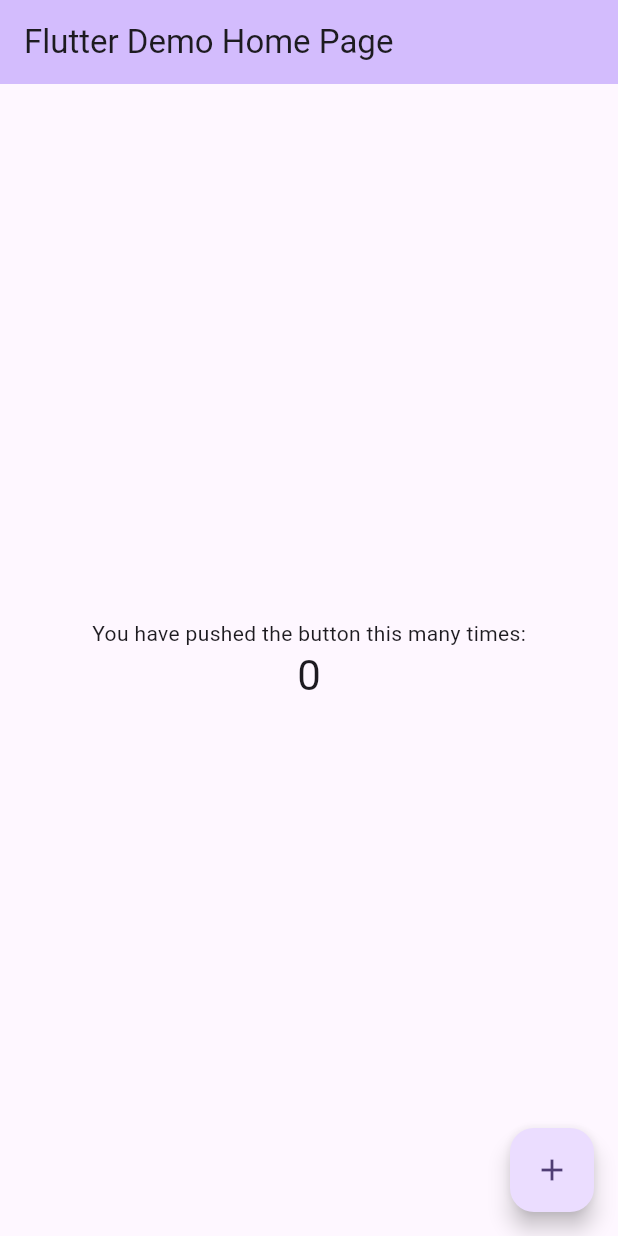
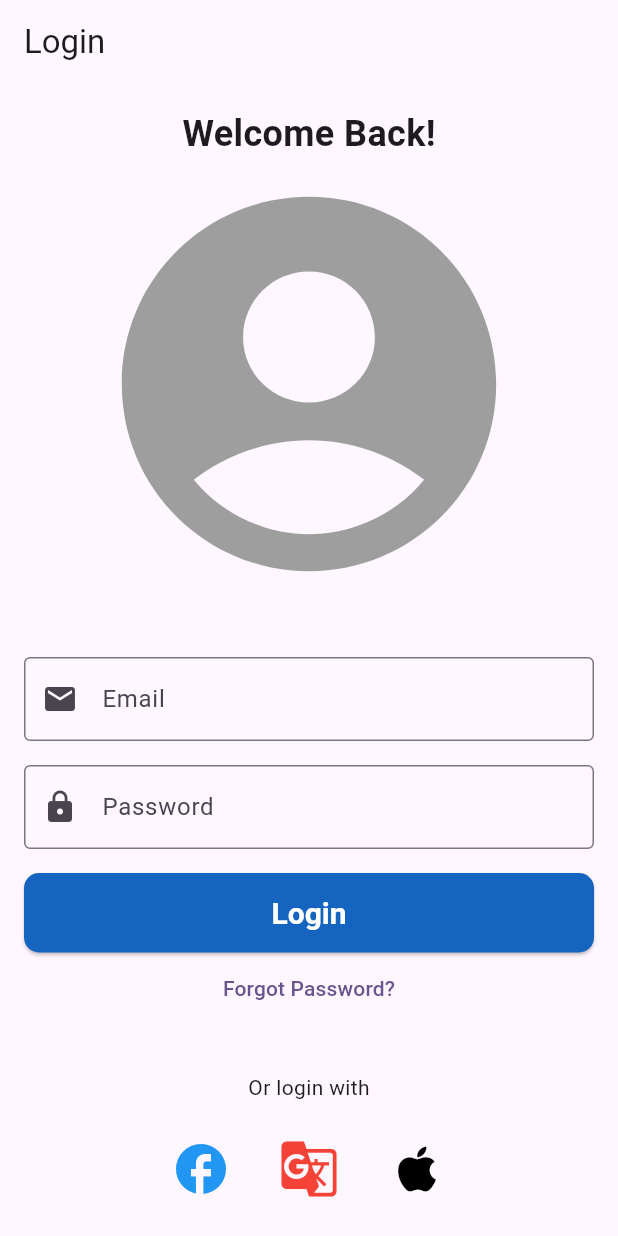
Before and after one commit to methjaya/UtilityScripts, a Flutter app: the screen it shows after launch, on a phone screen of 412 x 824 dp. Run offline on Flutter 3.47's test engine with Material 3 defaults, Android fonts, the light colour scheme and no system bars.

Commit message:
create a login screen

```diff
--- a/Flutter/gapp/lib/main.dart
+++ b/Flutter/gapp/lib/main.dart
@@ -1,4 +1,5 @@
 import 'package:flutter/material.dart';
+import 'package:gapp/screens/login_screen/login.dart';
 
 void main() {
   runApp(const MyApp());
@@ -11,115 +12,13 @@
   @override
   Widget build(BuildContext context) {
     return MaterialApp(
+      debugShowCheckedModeBanner: false,
       title: 'Flutter Demo',
       theme: ThemeData(
-        // This is the theme of your application.
-        //
-        // TRY THIS: Try running your application with "flutter run". You'll see
-        // the application has a purple toolbar. Then, without quitting the app,
-        // try changing the seedColor in the colorScheme below to Colors.green
-        // and then invoke "hot reload" (save your changes or press the "hot
-        // reload" button in a Flutter-supported IDE, or press "r" if you used
-        // the command line to start the app).
-        //
-        // Notice that the counter didn't reset back to zero; the application
-        // state is not lost during the reload. To reset the state, use hot
-        // restart instead.
-        //
-        // This works for code too, not just values: Most code changes can be
-        // tested with just a hot reload.
         colorScheme: ColorScheme.fromSeed(seedColor: Colors.deepPurple),
         useMaterial3: true,
       ),
-      home: const MyHomePage(title: 'Flutter Demo Home Page'),
+      home: LoginScreen(),
     );
   }
 }
-
-class MyHomePage extends StatefulWidget {
-  const MyHomePage({super.key, required this.title});
-
-  // This widget is the home page of your application. It is stateful, meaning
-  // that it has a State object (defined below) that contains fields that affect
-  // how it looks.
-
-  // This class is the configuration for the state. It holds the values (in this
-  // case the title) provided by the parent (in this case the App widget) and
-  // used by the build method of the State. Fields in a Widget subclass are
-  // always marked "final".
-
-  final String title;
-
-  @override
-  State<MyHomePage> createState() => _MyHomePageState();
-}
-
-class _MyHomePageState extends State<MyHomePage> {
-  int _counter = 0;
-
-  void _incrementCounter() {
-    setState(() {
-      // This call to setState tells the Flutter framework that something has
-      // changed in this State, which causes it to rerun the build method below
-      // so that the display can reflect the updated values. If we changed
-      // _counter without calling setState(), then the build method would not be
-      // called again, and so nothing would appear to happen.
-      _counter++;
-    });
-  }
-
-  @override
-  Widget build(BuildContext context) {
-    // This method is rerun every time setState is called, for instance as done
-    // by the _incrementCounter method above.
-    //
-    // The Flutter framework has been optimized to make rerunning build methods
-    // fast, so that you can just rebuild anything that needs updating rather
-    // than having to individually change instances of widgets.
-    return Scaffold(
-      appBar: AppBar(
-        // TRY THIS: Try changing the color here to a specific color (to
-        // Colors.amber, perhaps?) and trigger a hot reload to see the AppBar
-        // change color while the other colors stay the same.
-        backgroundColor: Theme.of(context).colorScheme.inversePrimary,
-        // Here we take the value from the MyHomePage object that was created by
-        // the App.build method, and use it to set our appbar title.
-        title: Text(widget.title),
-      ),
-      body: Center(
-        // Center is a layout widget. It takes a single child and positions it
-        // in the middle of the parent.
-        child: Column(
-          // Column is also a layout widget. It takes a list of children and
-          // arranges them vertically. By default, it sizes itself to fit its
-          // children horizontally, and tries to be as tall as its parent.
-          //
-          // Column has various properties to control how it sizes itself and
-          // how it positions its children. Here we use mainAxisAlignment to
-          // center the children vertically; the main axis here is the vertical
-          // axis because Columns are vertical (the cross axis would be
-          // horizontal).
-          //
-          // TRY THIS: Invoke "debug painting" (choose the "Toggle Debug Paint"
-          // action in the IDE, or press "p" in the console), to see the
-          // wireframe for each widget.
-          mainAxisAlignment: MainAxisAlignment.center,
-          children: <Widget>[
-            const Text(
-              'You have pushed the button this many times:',
-            ),
-            Text(
-              '$_counter',
-              style: Theme.of(context).textTheme.headlineMedium,
-            ),
-          ],
-        ),
-      ),
-      floatingActionButton: FloatingActionButton(
-        onPressed: _incrementCounter,
-        tooltip: 'Increment',
-        child: const Icon(Icons.add),
-      ), // This trailing comma makes auto-formatting nicer for build methods.
-    );
-  }
-}
--- /dev/null
+++ b/Flutter/gapp/lib/screens/login_screen/login.dart
@@ -0,0 +1,111 @@
+// ignore_for_file: prefer_const_constructors, use_key_in_widget_constructors
+
+import 'package:flutter/material.dart';
+
+class LoginScreen extends StatelessWidget {
+  @override
+  Widget build(BuildContext context) {
+    return Scaffold(
+      appBar: AppBar(
+        title: Text('Login'),
+      ),
+      body: Padding(
+        padding: const EdgeInsets.all(16.0),
+        child: SingleChildScrollView(
+          child: Column(
+            mainAxisAlignment: MainAxisAlignment.center,
+            children: <Widget>[
+              Text(
+                'Welcome Back!',
+                style: TextStyle(
+                  fontSize: 24.0,
+                  fontWeight: FontWeight.bold,
+                ),
+              ),
+              Icon(
+                Icons.account_circle,
+                size: 300,
+                color: Colors.grey,
+              ),
+              SizedBox(height: 32.0),
+              TextField(
+                decoration: InputDecoration(
+                  labelText: 'Email',
+                  border: OutlineInputBorder(),
+                  prefixIcon: Icon(Icons.email),
+                ),
+              ),
+              SizedBox(height: 16.0),
+              TextField(
+                obscureText: true,
+                decoration: InputDecoration(
+                  labelText: 'Password',
+                  border: OutlineInputBorder(),
+                  prefixIcon: Icon(Icons.lock),
+                ),
+              ),
+              SizedBox(height: 16.0),
+              ElevatedButton(
+                onPressed: () {
+                  // Handle login logic
+                },
+                style: ElevatedButton.styleFrom(
+                  shape: RoundedRectangleBorder(
+                    borderRadius: BorderRadius.circular(10),
+                  ),
+                  backgroundColor: Colors.blue[800],
+                  padding: EdgeInsets.symmetric(horizontal: 50, vertical: 15),
+                  textStyle: TextStyle(fontSize: 16),
+                  minimumSize: Size(400, 50),
+
+                ),
+                child: Text('Login',style: TextStyle(
+                  fontSize: 20.0,
+                  fontWeight: FontWeight.bold,
+                  color: Colors.white,
+                ),),
+              ),
+              TextButton(
+                onPressed: () {
+                  // Handle forgot password logic
+                },
+                child: Text('Forgot Password?'),
+              ),
+              SizedBox(height: 32.0),
+              Text('Or login with'),
+              SizedBox(height: 16.0),
+              Row(
+                mainAxisAlignment: MainAxisAlignment.center,
+                children: <Widget>[
+                  IconButton(
+                    icon: Icon(Icons.facebook, color: Colors.blue),
+                    iconSize: 40,
+                    onPressed: () {
+                      // Handle Facebook login
+                    },
+                  ),
+                  SizedBox(width: 16.0),
+                  IconButton(
+                    icon: Icon(Icons.g_translate, color: Colors.red),
+                    iconSize: 40,
+                    onPressed: () {
+                      // Handle Google login
+                    },
+                  ),
+                  SizedBox(width: 16.0),
+                  IconButton(
+                    icon: Icon(Icons.apple, color: Colors.black),
+                    iconSize: 40,
+                    onPressed: () {
+                      // Handle Apple login
+                    },
+                  ),
+                ],
+              ),
+            ],
+          ),
+        ),
+      ),
+    );
+  }
+}
```
